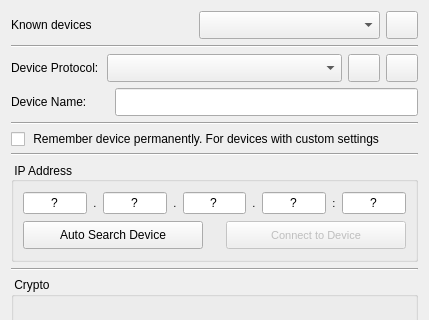
Before: the Qt Designer form src/ui/deviceconnector.ui in AceOfSnakes/NetRC, drawn with Qt 5; both pictures show x 0 to 429 and y 0 to 320 of the 429 by 540 pixel window.
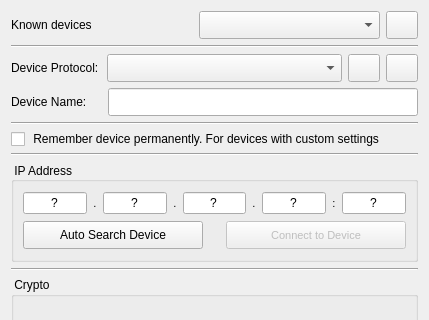
After: the same form once the commit is applied. Icons and pictures are not drawn.

```diff
--- a/src/ui/deviceconnector.ui
+++ b/src/ui/deviceconnector.ui
@@ -519,13 +519,13 @@
        </property>
        <property name="minimumSize">
         <size>
-         <width>303</width>
+         <width>310</width>
          <height>28</height>
         </size>
        </property>
        <property name="maximumSize">
         <size>
-         <width>303</width>
+         <width>310</width>
          <height>28</height>
         </size>
        </property>
```
